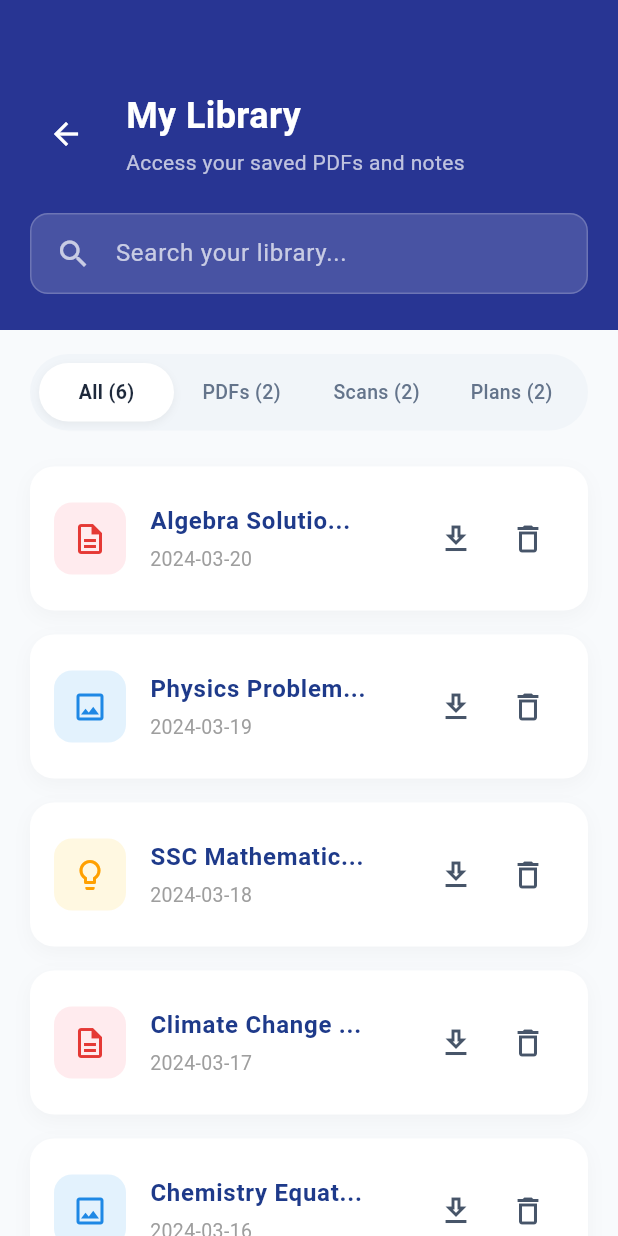
After one commit to srsakilhossen302/OmniAI, a Flutter app: the LibraryScreen screen opened directly, on a phone screen of 412 x 824 dp. The commit adds this screen. Run offline on Flutter 3.47's test engine with Material 3 defaults, Android fonts, the light colour scheme and no system bars; our stand-ins replace country_picker, get, shared_preferences; accounts and stored records are empty.

Commit message:
feat: implement initial student home and my library features with localization support.

```diff
--- a/lib/Utils/Localization/translations.dart
+++ b/lib/Utils/Localization/translations.dart
@@ -57,6 +57,11 @@ class AppTranslations extends Translations {
           'my_library_desc': 'Access your saved PDFs and notes',
           'chat_with_ai': 'Chat with AI',
           'chat_with_ai_desc': 'Ask questions and get instant answers',
+          'search_library': 'Search your library...',
+          'all': 'All',
+          'pdfs': 'PDFs',
+          'scans': 'Scans',
+          'plans': 'Plans',
         },
         'bn_BD': {
           'choose_language': 'আপনার ভাষা নির্বাচন করুন',
@@ -112,6 +117,11 @@ class AppTranslations extends Translations {
           'my_library_desc': 'আপনার সেভ করা পিডিএফ এবং নোটগুলি দেখুন',
           'chat_with_ai': 'এআই এর সাথে চ্যাট',
           'chat_with_ai_desc': 'প্রশ্ন জিজ্ঞাসা করুন এবং তাৎক্ষণিক উত্তর পান',
+          'search_library': 'আপনার লাইব্রেরি অনুসন্ধান করুন...',
+          'all': 'সব',
+          'pdfs': 'পিডিএফ',
+          'scans': 'স্ক্যান',
+          'plans': 'প্ল্যান',
         },
         'hi_IN': {
           'choose_language': 'अपनी भाषा चुनें',
@@ -167,6 +177,11 @@ class AppTranslations extends Translations {
           'my_library_desc': 'अपने सहेजे गए पीडीएफ और नोट्स देखें',
           'chat_with_ai': 'एआई के साथ चैट करें',
           'chat_with_ai_desc': 'प्रश्न पूछें और तुरंत उत्तर प्राप्त करें',
+          'search_library': 'अपनी लाइब्रेरी में खोजें...',
+          'all': 'सभी',
+          'pdfs': 'पीडीएफ',
+          'scans': 'स्कैन',
+          'plans': 'योजनाएं',
         },
       };
 }
--- /dev/null
+++ b/lib/View/Screen/Student/MyLibrary/Controller/library_controller.dart
@@ -0,0 +1,69 @@
+import 'package:get/get.dart';
+import '../Model/library_model.dart';
+
+class LibraryController extends GetxController {
+  final items = <LibraryItemModel>[].obs;
+  final filteredItems = <LibraryItemModel>[].obs;
+  final selectedFilter = 'All'.obs;
+  final searchQuery = ''.obs;
+
+  @override
+  void onInit() {
+    super.onInit();
+    _fetchItems();
+  }
+
+  void _fetchItems() {
+    items.assignAll([
+      LibraryItemModel(id: '1', title: 'Algebra Solutio...', date: '2024-03-20', type: 'pdf'),
+      LibraryItemModel(id: '2', title: 'Physics Problem...', date: '2024-03-19', type: 'scan'),
+      LibraryItemModel(id: '3', title: 'SSC Mathematic...', date: '2024-03-18', type: 'plan'),
+      LibraryItemModel(id: '4', title: 'Climate Change ...', date: '2024-03-17', type: 'pdf'),
+      LibraryItemModel(id: '5', title: 'Chemistry Equat...', date: '2024-03-16', type: 'scan'),
+      LibraryItemModel(id: '6', title: 'Exam Preparatio...', date: '2024-03-15', type: 'plan'),
+    ]);
+    _applyFilters();
+  }
+
+  void setFilter(String filter) {
+    if (selectedFilter.value != filter) {
+      selectedFilter.value = filter;
+      _applyFilters();
+    }
+  }
+
+  void search(String query) {
+    searchQuery.value = query;
+    _applyFilters();
+  }
+
+  void _applyFilters() {
+    var result = items.toList();
+
+    // Apply Type Filter
+    final filter = selectedFilter.value;
+    if (filter != 'All') {
+      String type = '';
+      if (filter == 'PDFs') type = 'pdf';
+      if (filter == 'Scans') type = 'scan';
+      if (filter == 'Plans') type = 'plan';
+      result = result.where((i) => i.type == type).toList();
+    }
+
+    // Apply Search
+    if (searchQuery.value.isNotEmpty) {
+      result = result.where((i) => i.title.toLowerCase().contains(searchQuery.value.toLowerCase())).toList();
+    }
+
+    filteredItems.assignAll(result);
+  }
+
+  int getCount(String filter) {
+    if (filter == 'All') return items.length;
+    String type = '';
+    if (filter == 'PDFs') type = 'pdf';
+    if (filter == 'Scans') type = 'scan';
+    if (filter == 'Plans') type = 'plan';
+    return items.where((i) => i.type == type).length;
+  }
+}
--- /dev/null
+++ b/lib/View/Screen/Student/MyLibrary/Model/library_model.dart
@@ -0,0 +1,13 @@
+class LibraryItemModel {
+  final String id;
+  final String title;
+  final String date;
+  final String type; // 'pdf', 'scan', 'plan'
+
+  LibraryItemModel({
+    required this.id,
+    required this.title,
+    required this.date,
+    required this.type,
+  });
+}
--- /dev/null
+++ b/lib/View/Screen/Student/MyLibrary/View/library_screen.dart
@@ -0,0 +1,290 @@
+import 'package:flutter/material.dart';
+import 'package:get/get.dart';
+import '../Controller/library_controller.dart';
+
+
+class LibraryScreen extends StatefulWidget {
+  const LibraryScreen({super.key});
+
+  @override
+  State<LibraryScreen> createState() => _LibraryScreenState();
+}
+
+class _LibraryScreenState extends State<LibraryScreen>
+    with SingleTickerProviderStateMixin {
+  late AnimationController _animationController;
+  final controller = Get.put(LibraryController());
+
+  @override
+  void initState() {
+    super.initState();
+    _animationController = AnimationController(
+      vsync: this,
+      duration: const Duration(milliseconds: 800),
+    );
+    Future.delayed(const Duration(milliseconds: 100), () {
+      if (mounted) _animationController.forward();
+    });
+  }
+
+  @override
+  void dispose() {
+    _animationController.dispose();
+    super.dispose();
+  }
+
+  @override
+  Widget build(BuildContext context) {
+    return Scaffold(
+      backgroundColor: const Color(0xFFF8FAFC),
+      body: Column(
+        children: [
+          _buildHeader(),
+          _buildFilterTabs(),
+          Expanded(
+            child: Obx(() {
+              final items = controller.filteredItems;
+              if (items.isEmpty) {
+                return const Center(child: Text("No items found."));
+              }
+              return ListView.separated(
+                padding: const EdgeInsets.symmetric(horizontal: 20, vertical: 8),
+                itemCount: items.length,
+                separatorBuilder: (context, index) => const SizedBox(height: 16),
+                itemBuilder: (context, index) {
+                  final item = items[index];
+                  return _buildAnimatedCard(index, item);
+                },
+              );
+            }),
+          ),
+        ],
+      ),
+    );
+  }
+
+  Widget _buildAnimatedCard(int index, item) {
+    final start = (index * 0.1).clamp(0.0, 1.0);
+    final end = (start + 0.5).clamp(0.0, 1.0);
+    final curve = CurvedAnimation(
+      parent: _animationController,
+      curve: Interval(start, end, curve: Curves.easeOutQuart),
+    );
+
+    return FadeTransition(
+      opacity: curve,
+      child: SlideTransition(
+        position: Tween<Offset>(
+          begin: const Offset(0, 0.2),
+          end: Offset.zero,
+        ).animate(curve),
+        child: Container(
+          decoration: BoxDecoration(
+            color: Colors.white,
+            borderRadius: BorderRadius.circular(16),
+            boxShadow: [
+              BoxShadow(
+                color: Colors.black.withOpacity(0.03),
+                blurRadius: 10,
+                offset: const Offset(0, 4),
+              ),
+            ],
+          ),
+          child: ListTile(
+            contentPadding: const EdgeInsets.symmetric(horizontal: 16, vertical: 12),
+            leading: _getIconForType(item.type),
+            title: Text(
+              item.title,
+              style: const TextStyle(
+                color: Color(0xFF1E3A8A), // Deep blue title like the image
+                fontWeight: FontWeight.w600,
+                fontSize: 16,
+              ),
+              maxLines: 1,
+              overflow: TextOverflow.ellipsis,
+            ),
+            subtitle: Padding(
+              padding: const EdgeInsets.only(top: 4),
+              child: Text(
+                item.date,
+                style: TextStyle(
+                  color: Colors.grey.shade500,
+                  fontSize: 13,
+                ),
+              ),
+            ),
+            trailing: Row(
+              mainAxisSize: MainAxisSize.min,
+              children: [
+                IconButton(
+                  onPressed: () {},
+                  icon: const Icon(Icons.download_outlined, color: Color(0xFF475569)),
+                ),
+                IconButton(
+                  onPressed: () {},
+                  icon: const Icon(Icons.delete_outline, color: Color(0xFF475569)),
+                ),
+              ],
+            ),
+          ),
+        ),
+      ),
+    );
+  }
+
+  Widget _getIconForType(String type) {
+    IconData iconData;
+    Color iconColor;
+    Color bgColor;
+
+    switch (type) {
+      case 'pdf':
+        iconData = Icons.description_outlined;
+        iconColor = const Color(0xFFE53935); // Red text
+        bgColor = const Color(0xFFFFEBEE); // Light red background
+        break;
+      case 'scan':
+        iconData = Icons.image_outlined;
+        iconColor = const Color(0xFF1E88E5); // Blue text
+        bgColor = const Color(0xFFE3F2FD); // Light blue background
+        break;
+      case 'plan':
+      default:
+        iconData = Icons.lightbulb_outline;
+        iconColor = const Color(0xFFFFA000); // Yellow/Orange text
+        bgColor = const Color(0xFFFFF8E1); // Light yellow background
+        break;
+    }
+
+    return Container(
+      padding: const EdgeInsets.all(12),
+      decoration: BoxDecoration(
+        color: bgColor,
+        borderRadius: BorderRadius.circular(12),
+      ),
+      child: Icon(iconData, color: iconColor, size: 24),
+    );
+  }
+
+  Widget _buildFilterTabs() {
+    return Container(
+      margin: const EdgeInsets.symmetric(horizontal: 20, vertical: 16),
+      padding: const EdgeInsets.all(6),
+      decoration: BoxDecoration(
+        color: const Color(0xFFF1F5F9), // Light grey matching pill BG
+        borderRadius: BorderRadius.circular(30),
+      ),
+      child: Obx(() {
+        final filters = ['All', 'PDFs', 'Scans', 'Plans'];
+        return Row(
+          mainAxisAlignment: MainAxisAlignment.spaceBetween,
+          children: filters.map((f) {
+            final isSelected = controller.selectedFilter.value == f;
+            final translatedName = f.toLowerCase().tr;
+            final count = controller.getCount(f);
+
+            return Expanded(
+              child: GestureDetector(
+                onTap: () => controller.setFilter(f),
+                child: AnimatedContainer(
+                  duration: const Duration(milliseconds: 200),
+                  padding: const EdgeInsets.symmetric(vertical: 10),
+                  decoration: BoxDecoration(
+                    color: isSelected ? Colors.white : Colors.transparent,
+                    borderRadius: BorderRadius.circular(24),
+                    boxShadow: isSelected
+                        ? [
+                            BoxShadow(
+                              color: Colors.black.withOpacity(0.05),
+                              blurRadius: 4,
+                              offset: const Offset(0, 2),
+                            )
+                          ]
+                        : null,
+                  ),
+                  alignment: Alignment.center,
+                  child: Text(
+                    '$translatedName ($count)',
+                    style: TextStyle(
+                      color: isSelected ? const Color(0xFF1E293B) : const Color(0xFF64748B),
+                      fontWeight: isSelected ? FontWeight.w600 : FontWeight.w500,
+                      fontSize: 13,
+                    ),
+                  ),
+                ),
+              ),
+            );
+          }).toList(),
+        );
+      }),
+    );
+  }
+
+  Widget _buildHeader() {
+    return Container(
+      padding: const EdgeInsets.fromLTRB(20, 60, 20, 24),
+      decoration: const BoxDecoration(
+        color: Color(0xFF283593), // Match image deep blue header
+      ),
+      child: Column(
+        crossAxisAlignment: CrossAxisAlignment.start,
+        children: [
+          Row(
+            children: [
+              IconButton(
+                padding: EdgeInsets.zero,
+                constraints: const BoxConstraints(),
+                icon: const Icon(Icons.arrow_back, color: Colors.white, size: 24),
+                onPressed: () => Get.back(),
+              ),
+              const SizedBox(width: 16),
+              Expanded(
+                child: Column(
+                  crossAxisAlignment: CrossAxisAlignment.start,
+                  children: [
+                    Text(
+                      'my_library'.tr,
+                      style: const TextStyle(
+                        fontSize: 24,
+                        fontWeight: FontWeight.bold,
+                        color: Colors.white,
+                      ),
+                    ),
+                    const SizedBox(height: 4),
+                    Text(
+                      'my_library_desc'.tr,
+                      style: const TextStyle(
+                        fontSize: 14,
+                        color: Colors.white70,
+                      ),
+                    ),
+                  ],
+                ),
+              ),
+            ],
+          ),
+          const SizedBox(height: 24),
+          // Search Field
+          Container(
+            padding: const EdgeInsets.symmetric(horizontal: 16, vertical: 2),
+            decoration: BoxDecoration(
+              color: Colors.white.withOpacity(0.15),
+              borderRadius: BorderRadius.circular(12),
+              border: Border.all(color: Colors.white.withOpacity(0.2)),
+            ),
+            child: TextField(
+              onChanged: controller.search,
+              style: const TextStyle(color: Colors.white),
+              decoration: InputDecoration(
+                icon: const Icon(Icons.search, color: Colors.white70),
+                hintText: 'search_library'.tr,
+                hintStyle: const TextStyle(color: Colors.white70),
+                border: InputBorder.none,
+              ),
+            ),
+          ),
+        ],
+      ),
+    );
+  }
+}
--- a/lib/View/Screen/Student/StudentHome/Controller/student_home_controller.dart
+++ b/lib/View/Screen/Student/StudentHome/Controller/student_home_controller.dart
@@ -1,5 +1,6 @@
 import 'package:get/get.dart';
 import '../Model/student_home_model.dart';
+import '../../MyLibrary/View/library_screen.dart';
 
 class StudentHomeController extends GetxController {
   // Observables for Models
@@ -49,7 +50,15 @@ class StudentHomeController extends GetxController {
   }
 
   void viewAllActivity() {
-    // Navigate to all activity screen
+    Get.to(() => const LibraryScreen(), transition: Transition.rightToLeft);
+  }
+
+  void openMyLibrary() {
+    Get.to(() => const LibraryScreen(), transition: Transition.rightToLeft);
+  }
+
+  void openChatWithAI() {
+    // Navigate to Chat
   }
 
   void openAIScanner() {
--- a/lib/View/Screen/Student/StudentHome/View/student_home_screen.dart
+++ b/lib/View/Screen/Student/StudentHome/View/student_home_screen.dart
@@ -113,7 +113,7 @@ class _StudentHomeScreenState extends State<StudentHomeScreen>
                 // Extra Banners
                 _buildAnimatedItem(
                   delay: 5,
-                  child: _buildLibraryAndChatCards(),
+                  child: _buildLibraryAndChatCards(controller),
                 ),
               ],
             ),
@@ -371,11 +371,11 @@ class _StudentHomeScreenState extends State<StudentHomeScreen>
     );
   }
 
-  Widget _buildLibraryAndChatCards() {
+  Widget _buildLibraryAndChatCards(StudentHomeController controller) {
     return Column(
       children: [
         _BouncingCard(
-          onTap: () {},
+          onTap: controller.openMyLibrary,
           pressedColor: const Color(0xFF1E2A7A),
           child: Container(
             width: double.infinity,
@@ -421,7 +421,7 @@ class _StudentHomeScreenState extends State<StudentHomeScreen>
         ),
         const SizedBox(height: 16),
         _BouncingCard(
-          onTap: () {},
+          onTap: controller.openChatWithAI,
           pressedColor: const Color(0xFF439443),
           child: Container(
             width: double.infinity,
```
